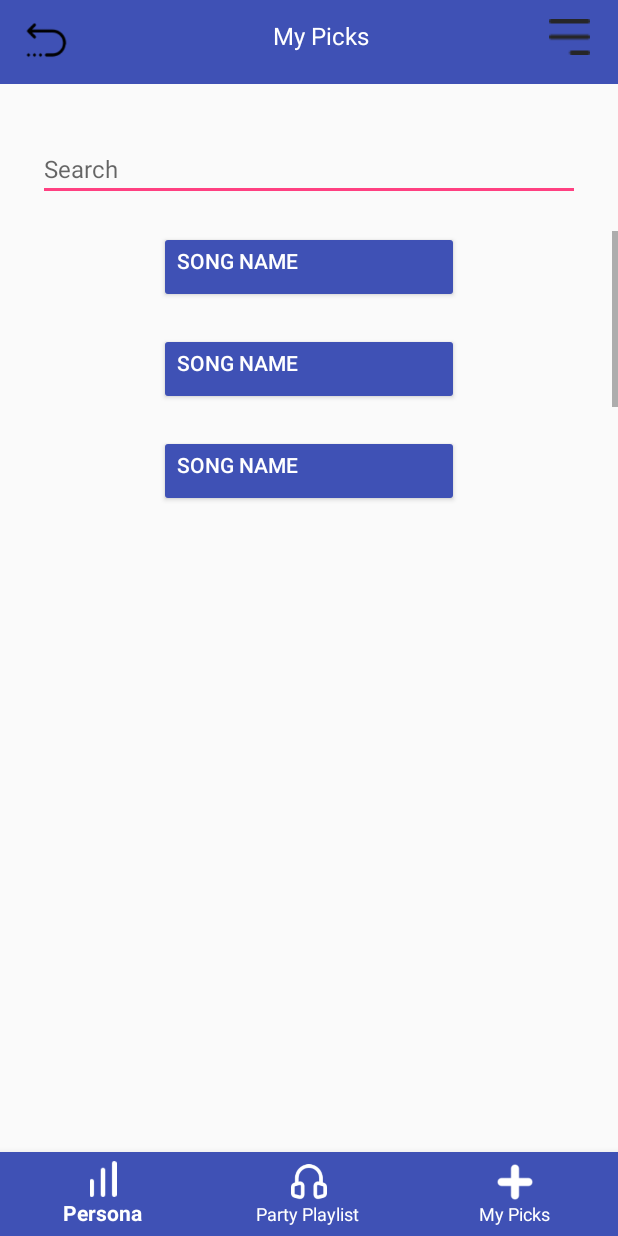
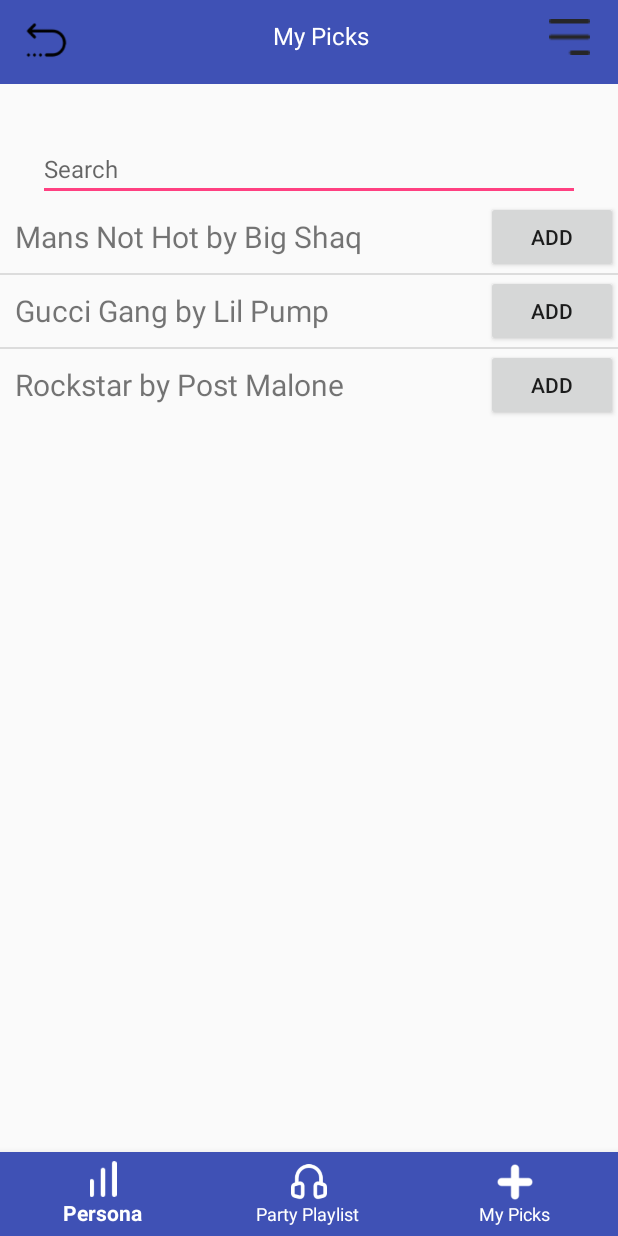
Before and after one commit to kandi97/aux_cord, an Android app: the my_picks screen opened directly, with no data from a screen before it, on a phone screen of 412 x 824 dp. Run offline under Robolectric (Android 15) with nearby library versions, the phone set to English and light mode, and no system bars.

Commit message:
songs go to party playlist now

```diff
--- a/AuxCord/app/src/main/java/com/example/pruales/auxcord/my_picks.java
+++ b/AuxCord/app/src/main/java/com/example/pruales/auxcord/my_picks.java
@@ -1,13 +1,53 @@
 package com.example.pruales.auxcord;
 
+import android.content.Intent;
 import android.support.v7.app.AppCompatActivity;
 import android.os.Bundle;
+import android.util.Log;
+import android.view.View;
+import android.widget.ArrayAdapter;
+import android.widget.ListView;
+import android.widget.TextView;
+
+import java.util.ArrayList;
 
 public class my_picks extends AppCompatActivity {
+
+    private ArrayList<String> songs;
+    private ArrayAdapter<String> songsAdapter;
+    private ListView mSongListView;
 
     @Override
     protected void onCreate(Bundle savedInstanceState) {
         super.onCreate(savedInstanceState);
         setContentView(R.layout.activity_my_picks);
+        mSongListView = (ListView) findViewById(R.id.my_picks_list);
+        songs = new ArrayList<>();
+        songs.add("Mans Not Hot by Big Shaq");
+        songs.add("Gucci Gang by Lil Pump");
+        songs.add("Rockstar by Post Malone");
+
+        songsAdapter = new ArrayAdapter<>(this,
+                R.layout.my_picks_songs,
+                R.id.song_title,
+                songs);
+
+        mSongListView.setAdapter(songsAdapter);
     }
+
+
+    public void addSong(View view) {
+        View parent = (View) view.getParent();
+        TextView songTextView = (TextView) parent.findViewById(R.id.song_title);
+        String song = String.valueOf(songTextView.getText());
+
+        Log.d("Song Picked", song);
+
+        PartyPlaylist.songs.add(song);
+
+        Intent intent = new Intent(this, party_playlist.class);
+        startActivity(intent);
+
+    }
+
 }
--- a/AuxCord/app/src/main/res/layout/activity_my_picks.xml
+++ b/AuxCord/app/src/main/res/layout/activity_my_picks.xml
@@ -22,67 +22,76 @@
         android:textSize="16dp"
         android:layout_below="@id/top_toolbar"/>
 
-    <ScrollView
-        android:layout_width="match_parent"
-        android:layout_height="200dp"
-        android:layout_marginTop="20dp"
-        android:layout_below="@id/search_my_picks">
-
-        <LinearLayout
-            android:layout_width="match_parent"
-            android:layout_height="500dp"
-            android:orientation="vertical"
-            android:layout_gravity="top">
-            <Button
-                android:layout_width="200dp"
-                android:layout_height="wrap_content"
-                android:text="@string/song_name"
-                android:backgroundTint="@color/colorPrimary"
-                android:textColor="@android:color/white"
-                android:layout_marginBottom="20dp"
-                android:gravity="left"
-                android:layout_gravity="center"/>
-            <Button
-                android:layout_width="200dp"
-                android:layout_height="wrap_content"
-                android:text="@string/song_name"
-                android:backgroundTint="@color/colorPrimary"
-                android:textColor="@android:color/white"
-                android:layout_marginBottom="20dp"
-                android:gravity="left"
-                android:layout_gravity="center"/>
-            <Button
-                android:layout_width="200dp"
-                android:layout_height="wrap_content"
-                android:text="@string/song_name"
-                android:backgroundTint="@color/colorPrimary"
-                android:textColor="@android:color/white"
-                android:layout_marginBottom="20dp"
-                android:gravity="left"
-                android:layout_gravity="center"/>
-            <Button
-                android:layout_width="200dp"
-                android:layout_height="wrap_content"
-                android:text="@string/song_name"
-                android:backgroundTint="@color/colorPrimary"
-                android:textColor="@android:color/white"
-                android:layout_marginBottom="20dp"
-                android:gravity="left"
-                android:layout_gravity="center"/>
-            <Button
-                android:layout_width="200dp"
-                android:layout_height="wrap_content"
-                android:text="@string/song_name"
-                android:backgroundTint="@color/colorPrimary"
-                android:textColor="@android:color/white"
-                android:layout_marginBottom="20dp"
-                android:gravity="left"
-                android:layout_gravity="center"/>
+    <ListView
+        android:id="@+id/my_picks_list"
+        android:layout_width="wrap_content"
+        android:layout_height="wrap_content"
+        android:layout_below="@id/search_my_picks"
+        />
 
 
-        </LinearLayout>
 
-    </ScrollView>
+    <!--<ScrollView-->
+        <!--android:layout_width="match_parent"-->
+        <!--android:layout_height="200dp"-->
+        <!--android:layout_marginTop="20dp"-->
+        <!--android:layout_below="@id/search_my_picks">-->
+
+        <!--<LinearLayout-->
+            <!--android:layout_width="match_parent"-->
+            <!--android:layout_height="500dp"-->
+            <!--android:orientation="vertical"-->
+            <!--android:layout_gravity="top">-->
+            <!--<Button-->
+                <!--android:layout_width="200dp"-->
+                <!--android:layout_height="wrap_content"-->
+                <!--android:text="@string/song_name"-->
+                <!--android:backgroundTint="@color/colorPrimary"-->
+                <!--android:textColor="@android:color/white"-->
+                <!--android:layout_marginBottom="20dp"-->
+                <!--android:gravity="left"-->
+                <!--android:layout_gravity="center"/>-->
+            <!--<Button-->
+                <!--android:layout_width="200dp"-->
+                <!--android:layout_height="wrap_content"-->
+                <!--android:text="@string/song_name"-->
+                <!--android:backgroundTint="@color/colorPrimary"-->
+                <!--android:textColor="@android:color/white"-->
+                <!--android:layout_marginBottom="20dp"-->
+                <!--android:gravity="left"-->
+                <!--android:layout_gravity="center"/>-->
+            <!--<Button-->
+                <!--android:layout_width="200dp"-->
+                <!--android:layout_height="wrap_content"-->
+                <!--android:text="@string/song_name"-->
+                <!--android:backgroundTint="@color/colorPrimary"-->
+                <!--android:textColor="@android:color/white"-->
+                <!--android:layout_marginBottom="20dp"-->
+                <!--android:gravity="left"-->
+                <!--android:layout_gravity="center"/>-->
+            <!--<Button-->
+                <!--android:layout_width="200dp"-->
+                <!--android:layout_height="wrap_content"-->
+                <!--android:text="@string/song_name"-->
+                <!--android:backgroundTint="@color/colorPrimary"-->
+                <!--android:textColor="@android:color/white"-->
+                <!--android:layout_marginBottom="20dp"-->
+                <!--android:gravity="left"-->
+                <!--android:layout_gravity="center"/>-->
+            <!--<Button-->
+                <!--android:layout_width="200dp"-->
+                <!--android:layout_height="wrap_content"-->
+                <!--android:text="@string/song_name"-->
+                <!--android:backgroundTint="@color/colorPrimary"-->
+                <!--android:textColor="@android:color/white"-->
+                <!--android:layout_marginBottom="20dp"-->
+                <!--android:gravity="left"-->
+                <!--android:layout_gravity="center"/>-->
+
+
+        <!--</LinearLayout>-->
+
+    <!--</ScrollView>-->
 
     <android.support.design.widget.BottomNavigationView
         android:id="@+id/bottom_navigation"
--- /dev/null
+++ b/AuxCord/app/src/main/res/layout/my_picks_songs.xml
@@ -0,0 +1,25 @@
+<?xml version="1.0" encoding="utf-8"?>
+<RelativeLayout xmlns:android="http://schemas.android.com/apk/res/android"
+    android:layout_width="match_parent"
+    android:layout_height="match_parent"
+    android:layout_gravity="center_vertical"
+    >
+    <TextView
+        android:id="@+id/song_title"
+        android:layout_width="wrap_content"
+        android:layout_height="wrap_content"
+        android:layout_alignParentLeft="true"
+        android:layout_alignParentStart="true"
+        android:padding="10dp"
+        android:text="Hello"
+        android:textSize="20sp" />
+
+    <Button
+        android:id="@+id/add_song"
+        android:layout_width="wrap_content"
+        android:layout_height="wrap_content"
+        android:layout_alignParentEnd="true"
+        android:layout_alignParentRight="true"
+        android:text="Add"
+        android:onClick="addSong"/>
+</RelativeLayout>
```
Also changed, not shown: AuxCord/app/src/main/java/com/example/pruales/auxcord/PartyPlaylist.java (added, +27 -0 lines), AuxCord/app/src/main/java/com/example/pruales/auxcord/home.java (+4 -4 lines), AuxCord/app/src/main/java/com/example/pruales/auxcord/party_playlist.java (+16 -0 lines), AuxCord/app/src/main/res/layout/activity_party_playlist.xml (+6 -59 lines), AuxCord/app/src/main/res/layout/party_playlist_songs.xml (added, +18 -0 lines).
